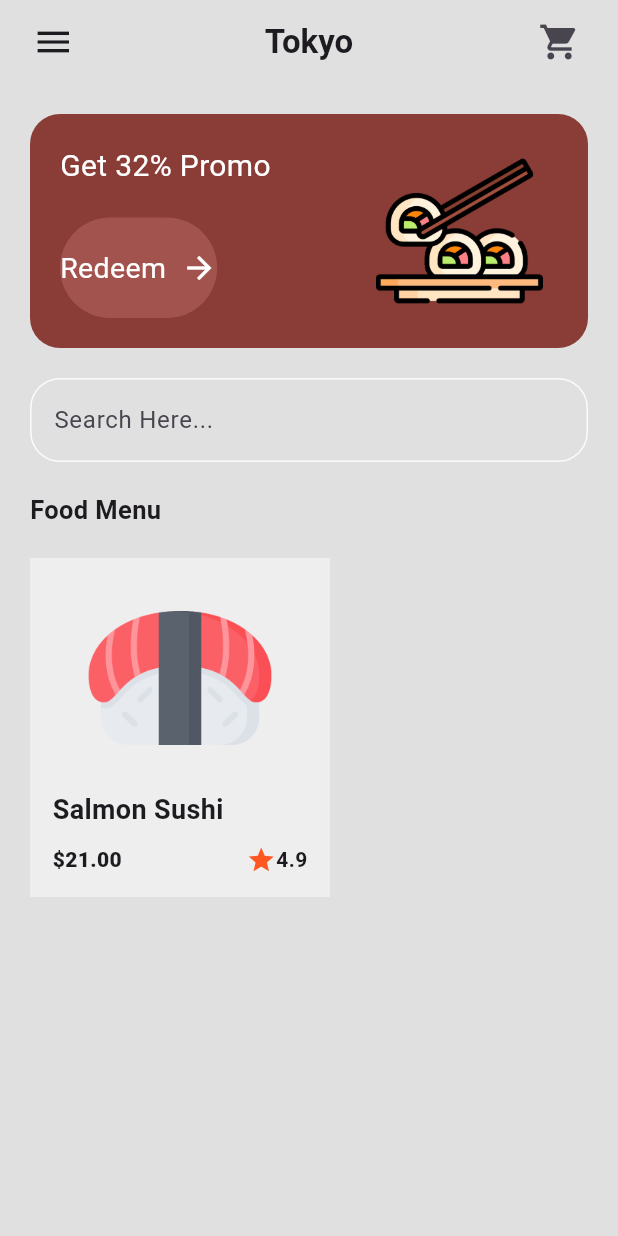
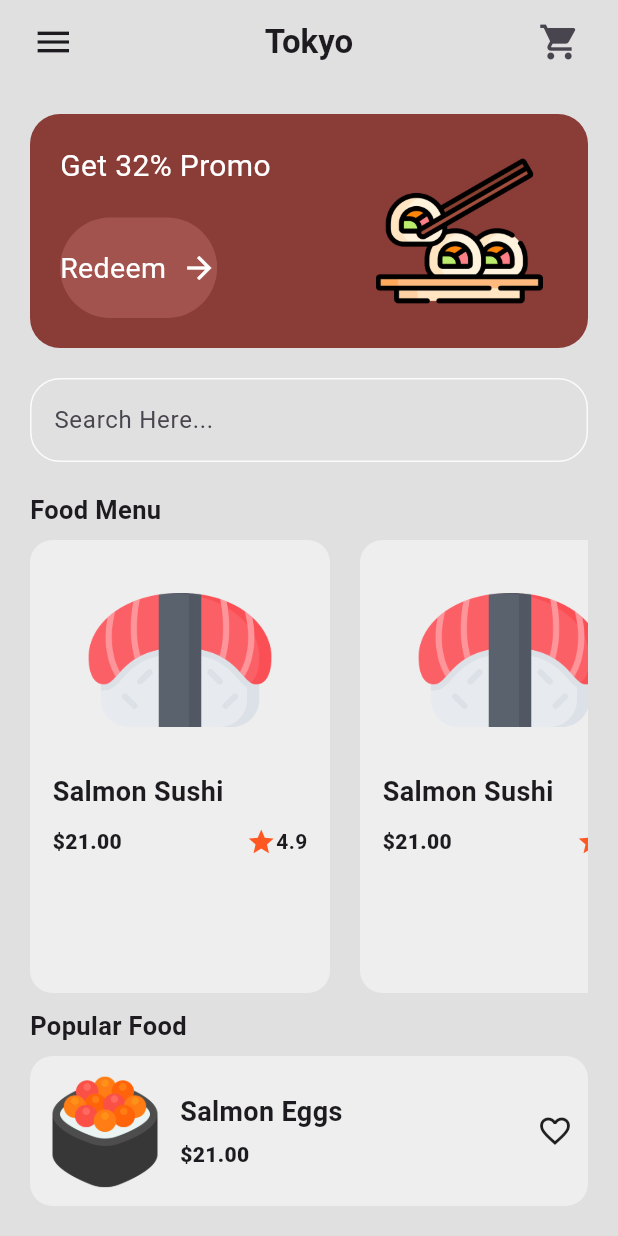
Before and after one commit to Rahman-Mofizur/sushi-shop-app-repo, a Flutter app: the screen it shows after launch, on a phone screen of 412 x 824 dp. Run offline on Flutter 3.47's test engine with Material 3 defaults, Android fonts, the phone set to English and light mode, and no system bars; our stand-ins replace google_fonts.

Commit message:
Menu Page Completed

```diff
--- a/lib/components/cart.dart
+++ b/lib/components/cart.dart
@@ -5,9 +5,12 @@ class MyCart extends StatelessWidget {
 
   @override
   Widget build(BuildContext context) {
-    return Container(
+    return Padding(
+      padding: const EdgeInsets.only(right: 20.0),
+      child: Container(
         width: 200,
-      color: Colors.grey[200],
+        decoration: BoxDecoration(
+            color: Colors.grey[200], borderRadius: BorderRadius.circular(15)),
         child: Padding(
           padding: const EdgeInsets.all(15.0),
           child: Column(
@@ -52,6 +55,7 @@ class MyCart extends StatelessWidget {
             ],
           ),
         ),
+      ),
     );
   }
 }
--- a/lib/main.dart
+++ b/lib/main.dart
@@ -1,6 +1,5 @@
 import 'package:flutter/material.dart';
 import 'package:sushi_shop_app/pages/sushi_menu.dart';
-import 'pages/sushi_main_page.dart';
 
 void main() {
   runApp(const MyApp());
--- a/lib/pages/sushi_menu.dart
+++ b/lib/pages/sushi_menu.dart
@@ -1,8 +1,6 @@
-import 'package:flutter/cupertino.dart';
 import 'package:flutter/material.dart';
-import 'package:flutter/rendering.dart';
-import 'package:flutter/widgets.dart';
 import 'package:sushi_shop_app/components/button.dart';
+import 'package:sushi_shop_app/components/cart.dart';
 
 class MySushiMenu extends StatefulWidget {
   const MySushiMenu({super.key});
@@ -114,61 +112,74 @@ class _MySushiMenuState extends State<MySushiMenu> {
               style: TextStyle(fontSize: 17, fontWeight: FontWeight.w600),
             ),
             const SizedBox(
-              height: 20,
+              height: 8,
             ),
-            Row(
-              children: [
-                Container(
-                  width: 200,
+            Expanded(
+              child: ListView(
+                scrollDirection: Axis.horizontal,
+                children: const [
+                  MyCart(),
+                  MyCart(),
+                  MyCart(),
+                  MyCart(),
+                  MyCart(),
+                ],
+              ),
+            ),
+            const SizedBox(
+              height: 10,
+            ),
+            const Text(
+              'Popular Food',
+              style: TextStyle(fontSize: 17, fontWeight: FontWeight.w600),
+            ),
+            const SizedBox(
+              height: 8,
+            ),
+            Container(
+              decoration: BoxDecoration(
                   color: Colors.grey[200],
-                  child: Padding(
-                    padding: const EdgeInsets.all(15.0),
-                    child: Column(
-                      crossAxisAlignment: CrossAxisAlignment.start,
+                  borderRadius: BorderRadius.circular(15)),
+              child: Padding(
+                padding: const EdgeInsets.all(10.0),
+                child: Row(
+                  mainAxisAlignment: MainAxisAlignment.spaceBetween,
+                  children: [
+                    Row(
                       children: [
-                        Padding(
-                          padding: const EdgeInsets.symmetric(horizontal: 20.0),
-                          child: Image.asset('lib/images/sushi1.png'),
-                        ),
-                        const Padding(
-                          padding: EdgeInsets.only(top: 10.0),
-                          child: Text(
-                            'Salmon Sushi',
-                            style: TextStyle(
-                                fontSize: 18, fontWeight: FontWeight.w600),
+                        SizedBox(
+                          height: 80,
+                          width: 80,
+                          child: Image.asset(
+                            'lib/images/sushi.png',
                           ),
                         ),
                         const Padding(
-                          padding: EdgeInsets.only(top: 10.0),
-                          child: Row(
-                            mainAxisAlignment: MainAxisAlignment.spaceBetween,
+                          padding: EdgeInsets.only(left: 10.0),
+                          child: Column(
+                            crossAxisAlignment: CrossAxisAlignment.start,
                             children: [
                               Text(
-                                r'$21.00',
-                                style: TextStyle(fontWeight: FontWeight.w800),
+                                'Salmon Eggs',
+                                style: TextStyle(
+                                    fontSize: 18, fontWeight: FontWeight.w600),
                               ),
-                              Row(
-                                children: [
-                                  Icon(
-                                    Icons.star,
-                                    size: 20,
-                                    color: Colors.deepOrange,
-                                  ),
-                                  Text(
-                                    '4.9',
-                                    style:
-                                        TextStyle(fontWeight: FontWeight.w600),
-                                  ),
-                                ],
+                              Padding(
+                                padding: EdgeInsets.only(top: 5.0),
+                                child: Text(
+                                  r'$21.00',
+                                  style: TextStyle(fontWeight: FontWeight.w800),
+                                ),
                               ),
                             ],
                           ),
                         ),
                       ],
                     ),
-                  ),
+                    const Icon(Icons.favorite_border),
+                  ],
                 ),
-              ],
+              ),
             ),
           ],
         ),
```
Lines whose indentation alone changed are shown as unchanged.
